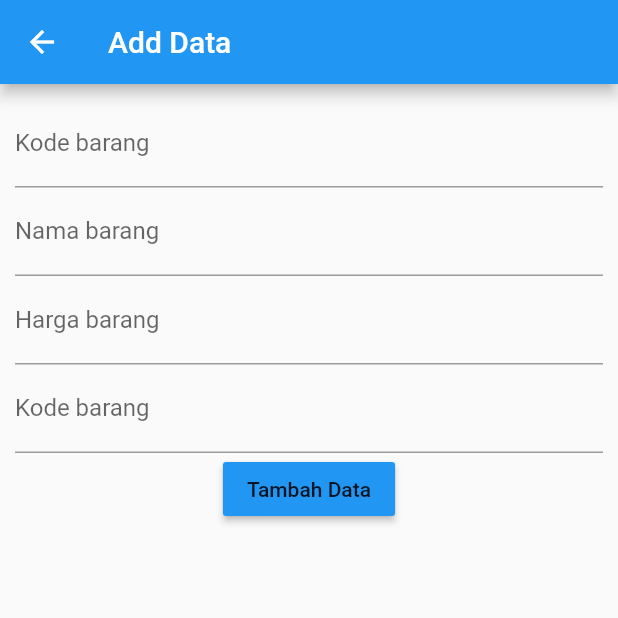
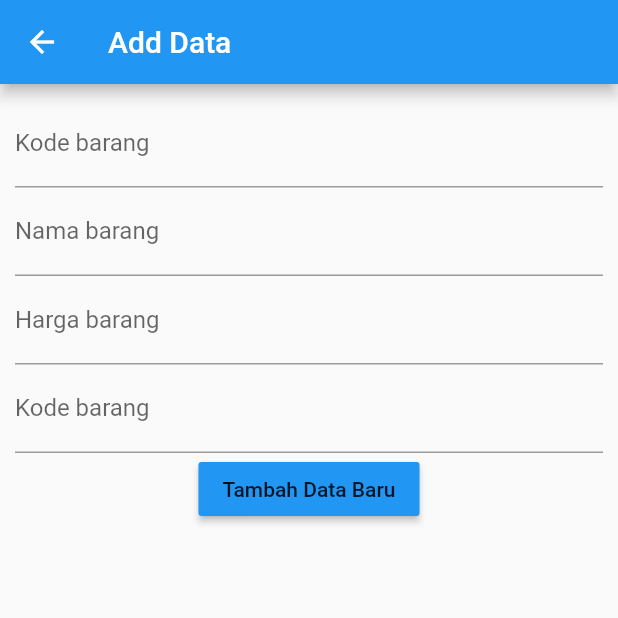
Before and after one commit to paksiaji/FlutterAndMySql, a Flutter app: the AddData screen opened directly, on a phone screen of 412 x 824 dp, the top half of it. Run offline on Flutter 3.47's test engine with Material 2 defaults, Android fonts, the phone set to English and light mode, and no system bars; network calls fail.

Commit message:
Edit File adddata.dart

```diff
--- a/lib/adddata.dart
+++ b/lib/adddata.dart
@@ -31,7 +31,7 @@ class _AddDataState extends State<AddData> {
               decoration: new InputDecoration(
                   hintText: "Kode Barang", labelText: "Kode barang"),
             ),
-            new RaisedButton(child: new Text("Tambah Data"),onPressed: (){}, color: Colors.blue,)
+            new RaisedButton(child: new Text("Tambah Data Baru"),onPressed: (){}, color: Colors.blue,)
           ],
         ),
       ),
```
